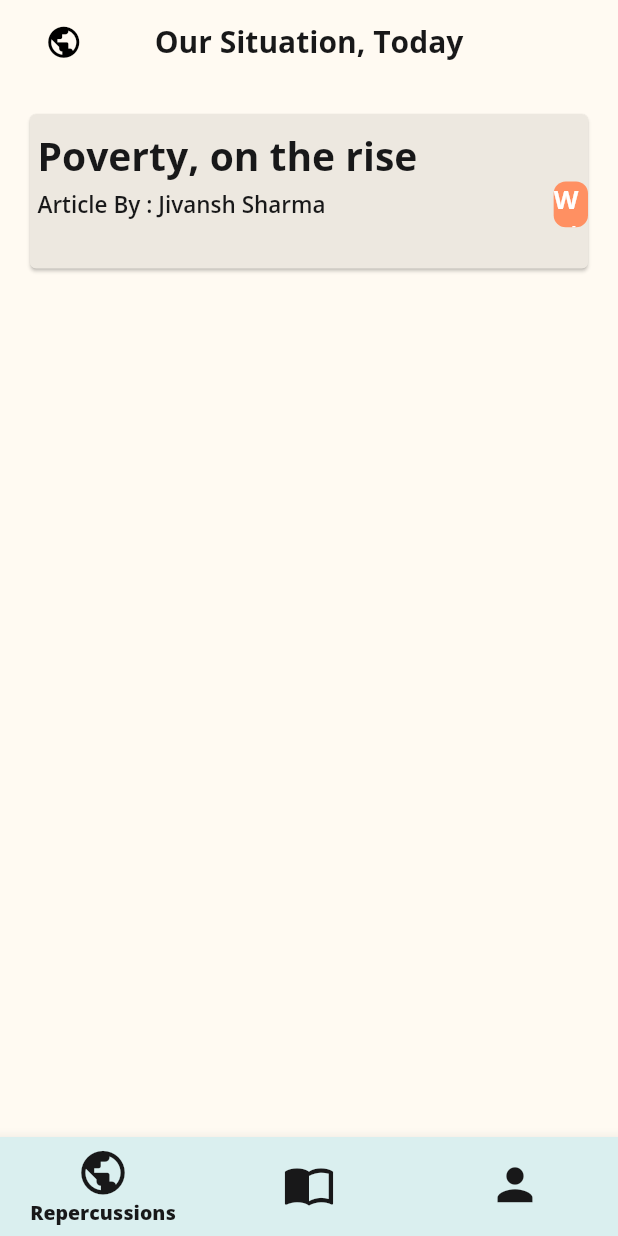
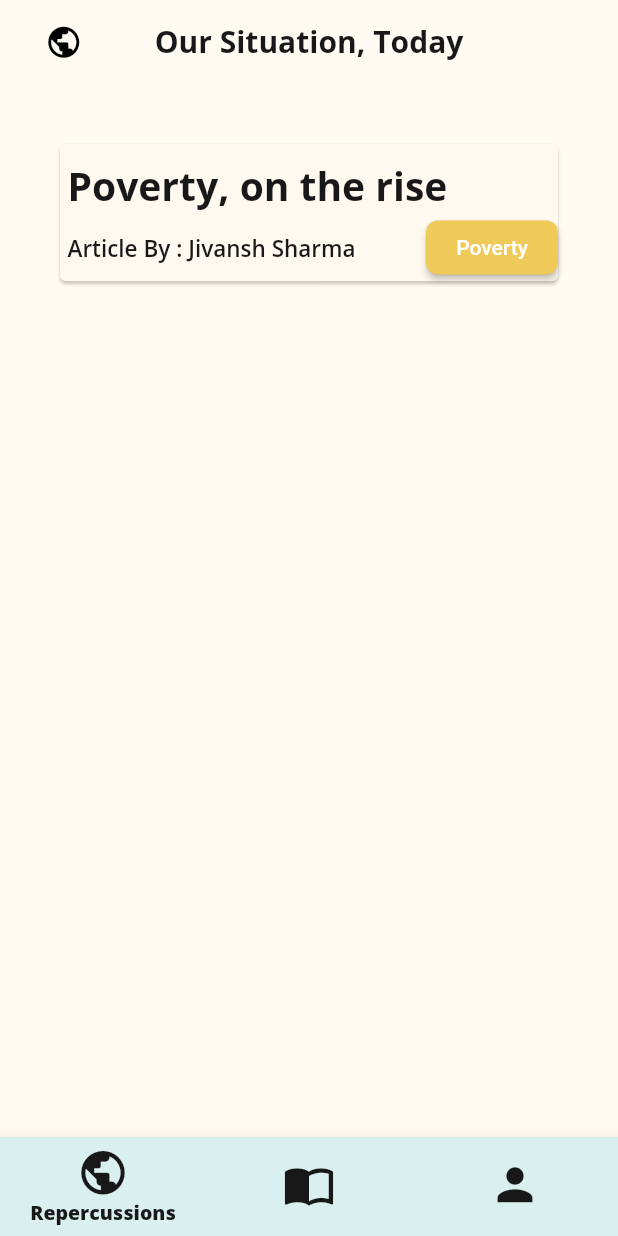
Before and after one commit to tofuSwag/wakeup-exun, a Flutter app: the screen it shows after launch, on a phone screen of 412 x 824 dp. Run offline on Flutter 3.47's test engine with Material 2 defaults, Android fonts, the phone set to English and light mode, and no system bars.

Commit message:
finish card

```diff
--- a/lib/components/news.dart
+++ b/lib/components/news.dart
@@ -42,12 +42,20 @@ class _NewsState extends State<News> {
   Widget build(BuildContext context) {
     final titleTheme = Theme.of(context).textTheme.caption;
     final authorTheme = Theme.of(context).textTheme.bodyText1;
+
+    final tagColor = {
+      "Water": Palette.water,
+      "Pollution": Palette.pollution,
+      "Poverty": Palette.poverty,
+      "India": Palette.india,
+    };
+
     return Card(
-      margin: EdgeInsets.all(20),
+      margin: EdgeInsets.all(40),
       color: Palette.cardBackground,
       elevation: 1.0,
       child: Container(
-        height: _screenHeight / 8,
+        height: _screenHeight / 9,
         width: _screenWidth,
         child: Column(
           children: [
@@ -59,35 +67,23 @@ class _NewsState extends State<News> {
                 ),
               ],
             ),
-            SafeArea(
-              child: Row(
+            Row(
               mainAxisAlignment: MainAxisAlignment.spaceBetween,
               children: [
                 Padding(
                   padding: const EdgeInsets.only(left: 5),
-                    child:
-                        Text("Article By : $_newsAuthor", style: authorTheme),
+                  child: Text("Article By : $_newsAuthor", style: authorTheme),
                 ),
-                  Container(
-                    child: Center(
-                      child: Text(
-                        "Water",
-                        style: TextStyle(
-                          fontFamily: "OSBold",
-                          fontSize: 17,
-                          color: Colors.white,
+                RaisedButton(
+                  shape: RoundedRectangleBorder(
+                    borderRadius: BorderRadius.circular(8.0),
                   ),
+                  onPressed: () {},
+                  color: tagColor[_newsTag],
+                  textColor: Colors.white,
+                  child: Text("$_newsTag"),
                 ),
-                    ),
-                    height: _screenHeight / 27,
-                    width: _screenWidth / 18,
-                    decoration: BoxDecoration(
-                      color: Palette.accent,
-                      borderRadius: BorderRadius.circular(8),
-                    ),
-                  )
               ],
-              ),
             ),
           ],
         ),
--- a/lib/configs/palette.dart
+++ b/lib/configs/palette.dart
@@ -8,7 +8,7 @@ class Palette {
   static const Color accent = Color(0xffFF9062);
   static const Color hint = Color(0xff84B7B6);
   static const Color lightHint = Color(0xffDAEFEF);
-  static const Color cardBackground = Color(0xffEDE8E0);
+  static const Color cardBackground = Color(0xffFFF9EF);
 
   // Article Tags
   static const Color poverty = Color(0xffEFCA58);
```
Also changed, not shown: 1 other file. Lines whose indentation alone changed are shown as unchanged.
